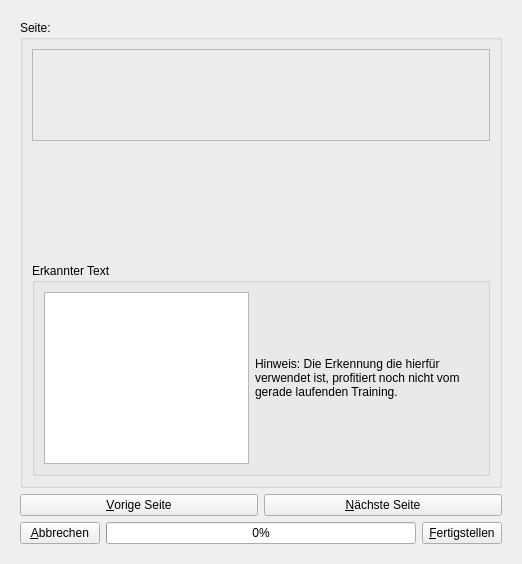
The window that ui/trainmain.ui (KDE/simon) describes before a commit, drawn with Qt 5.
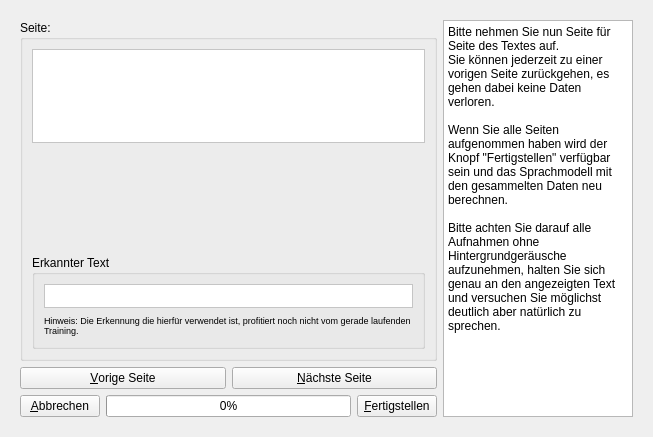
The same window after the commit. The open tabs and pages were chosen to show the change. Icons and pictures are not drawn.

Patch:
```diff
--- a/ui/trainmain.ui
+++ b/ui/trainmain.ui
@@ -5,8 +5,8 @@
    <rect>
     <x>0</x>
     <y>0</y>
-    <width>522</width>
-    <height>564</height>
+    <width>653</width>
+    <height>437</height>
    </rect>
   </property>
   <property name="windowTitle" >
@@ -15,6 +15,12 @@
   <layout class="QVBoxLayout" >
    <item>
     <widget class="QStackedWidget" name="swAction" >
+     <property name="frameShape" >
+      <enum>QFrame::NoFrame</enum>
+     </property>
+     <property name="lineWidth" >
+      <number>0</number>
+     </property>
      <property name="currentIndex" >
       <number>0</number>
      </property>
@@ -132,7 +138,24 @@
       </layout>
      </widget>
      <widget class="QWidget" name="page_3" >
+      <layout class="QHBoxLayout" >
+       <item>
       <layout class="QVBoxLayout" >
+         <property name="spacing" >
+          <number>6</number>
+         </property>
+         <property name="leftMargin" >
+          <number>0</number>
+         </property>
+         <property name="topMargin" >
+          <number>0</number>
+         </property>
+         <property name="rightMargin" >
+          <number>0</number>
+         </property>
+         <property name="bottomMargin" >
+          <number>0</number>
+         </property>
        <item>
         <widget class="QGroupBox" name="gbPage" >
          <property name="title" >
@@ -140,31 +163,56 @@
          </property>
          <layout class="QVBoxLayout" >
           <item>
-           <widget class="QFrame" name="frame" >
-            <property name="minimumSize" >
-             <size>
-              <width>16</width>
-              <height>92</height>
-             </size>
-            </property>
-            <property name="frameShape" >
-             <enum>QFrame::StyledPanel</enum>
-            </property>
-            <property name="frameShadow" >
-             <enum>QFrame::Raised</enum>
-            </property>
-            <layout class="QVBoxLayout" >
-             <item>
               <widget class="QLabel" name="lbPage" >
+              <property name="palette" >
+               <palette>
+                <active>
+                 <colorrole role="Window" >
+                  <brush brushstyle="SolidPattern" >
+                   <color alpha="255" >
+                    <red>255</red>
+                    <green>255</green>
+                    <blue>255</blue>
+                   </color>
+                  </brush>
+                 </colorrole>
+                </active>
+                <inactive>
+                 <colorrole role="Window" >
+                  <brush brushstyle="SolidPattern" >
+                   <color alpha="255" >
+                    <red>255</red>
+                    <green>255</green>
+                    <blue>255</blue>
+                   </color>
+                  </brush>
+                 </colorrole>
+                </inactive>
+                <disabled>
+                 <colorrole role="Window" >
+                  <brush brushstyle="SolidPattern" >
+                   <color alpha="255" >
+                    <red>255</red>
+                    <green>255</green>
+                    <blue>255</blue>
+                   </color>
+                  </brush>
+                 </colorrole>
+                </disabled>
+               </palette>
+              </property>
+              <property name="autoFillBackground" >
+               <bool>true</bool>
+              </property>
+              <property name="frameShape" >
+               <enum>QFrame::StyledPanel</enum>
+              </property>
                <property name="text" >
                 <string/>
                </property>
                <property name="wordWrap" >
                 <bool>true</bool>
                </property>
-              </widget>
-             </item>
-            </layout>
            </widget>
           </item>
           <item>
@@ -172,7 +220,7 @@
             <property name="minimumSize" >
              <size>
               <width>345</width>
-              <height>110</height>
+                <height>100</height>
              </size>
             </property>
             <layout class="QHBoxLayout" />
@@ -183,16 +231,93 @@
             <property name="title" >
              <string>Erkannter Text</string>
             </property>
-            <layout class="QHBoxLayout" >
+              <property name="flat" >
+               <bool>false</bool>
+              </property>
+              <property name="checkable" >
+               <bool>false</bool>
+              </property>
+              <property name="checked" >
+               <bool>false</bool>
+              </property>
+              <layout class="QVBoxLayout" >
              <item>
-              <widget class="QTextEdit" name="teRecognitionInfo" >
-               <property name="readOnly" >
-                <bool>false</bool>
+                <widget class="QLabel" name="label" >
+                 <property name="palette" >
+                  <palette>
+                   <active>
+                    <colorrole role="Window" >
+                     <brush brushstyle="SolidPattern" >
+                      <color alpha="255" >
+                       <red>255</red>
+                       <green>255</green>
+                       <blue>255</blue>
+                      </color>
+                     </brush>
+                    </colorrole>
+                   </active>
+                   <inactive>
+                    <colorrole role="Window" >
+                     <brush brushstyle="SolidPattern" >
+                      <color alpha="255" >
+                       <red>255</red>
+                       <green>255</green>
+                       <blue>255</blue>
+                      </color>
+                     </brush>
+                    </colorrole>
+                   </inactive>
+                   <disabled>
+                    <colorrole role="Window" >
+                     <brush brushstyle="SolidPattern" >
+                      <color alpha="255" >
+                       <red>255</red>
+                       <green>255</green>
+                       <blue>255</blue>
+                      </color>
+                     </brush>
+                    </colorrole>
+                   </disabled>
+                  </palette>
+                 </property>
+                 <property name="font" >
+                  <font>
+                   <italic>true</italic>
+                   <strikeout>false</strikeout>
+                   <stylestrategy>PreferAntialias</stylestrategy>
+                   <kerning>true</kerning>
+                  </font>
+                 </property>
+                 <property name="layoutDirection" >
+                  <enum>Qt::LeftToRight</enum>
+                 </property>
+                 <property name="autoFillBackground" >
+                  <bool>true</bool>
+                 </property>
+                 <property name="frameShape" >
+                  <enum>QFrame::StyledPanel</enum>
+                 </property>
+                 <property name="frameShadow" >
+                  <enum>QFrame::Sunken</enum>
+                 </property>
+                 <property name="text" >
+                  <string/>
+                 </property>
+                 <property name="alignment" >
+                  <set>Qt::AlignLeading|Qt::AlignLeft|Qt::AlignVCenter</set>
+                 </property>
+                 <property name="wordWrap" >
+                  <bool>true</bool>
                </property>
               </widget>
              </item>
              <item>
               <widget class="QLabel" name="lbRecognitionInfo" >
+                 <property name="font" >
+                  <font>
+                   <pointsize>7</pointsize>
+                  </font>
+                 </property>
                <property name="text" >
                 <string>Hinweis: Die Erkennung die hierfür verwendet ist, profitiert noch nicht vom gerade laufenden Training.</string>
                </property>
@@ -208,23 +333,6 @@
         </widget>
        </item>
        <item>
-        <layout class="QVBoxLayout" >
-         <property name="spacing" >
-          <number>6</number>
-         </property>
-         <property name="leftMargin" >
-          <number>0</number>
-         </property>
-         <property name="topMargin" >
-          <number>0</number>
-         </property>
-         <property name="rightMargin" >
-          <number>0</number>
-         </property>
-         <property name="bottomMargin" >
-          <number>0</number>
-         </property>
-         <item>
           <layout class="QHBoxLayout" >
            <property name="spacing" >
             <number>6</number>
@@ -344,6 +452,30 @@
          </item>
         </layout>
        </item>
+       <item>
+        <widget class="QTextEdit" name="textEdit" >
+         <property name="maximumSize" >
+          <size>
+           <width>190</width>
+           <height>16777215</height>
+          </size>
+         </property>
+         <property name="readOnly" >
+          <bool>true</bool>
+         </property>
+         <property name="html" >
+          <string>&lt;html>&lt;head>&lt;meta name="qrichtext" content="1" />&lt;style type="text/css">
+p, li { white-space: pre-wrap; }
+&lt;/style>&lt;/head>&lt;body style=" font-family:'Sans Serif'; font-size:9pt; font-weight:400; font-style:normal;">
+&lt;p style=" margin-top:0px; margin-bottom:0px; margin-left:0px; margin-right:0px; -qt-block-indent:0; text-indent:0px;">Bitte nehmen Sie nun Seite für Seite des Textes auf. &lt;/p>
+&lt;p style=" margin-top:0px; margin-bottom:0px; margin-left:0px; margin-right:0px; -qt-block-indent:0; text-indent:0px;">Sie können jederzeit zu einer vorigen Seite zurückgehen, es gehen dabei keine Daten verloren.&lt;/p>
+&lt;p style="-qt-paragraph-type:empty; margin-top:0px; margin-bottom:0px; margin-left:0px; margin-right:0px; -qt-block-indent:0; text-indent:0px;">&lt;/p>
+&lt;p style=" margin-top:0px; margin-bottom:0px; margin-left:0px; margin-right:0px; -qt-block-indent:0; text-indent:0px;">Wenn Sie alle Seiten aufgenommen haben wird der Knopf "Fertigstellen" verfügbar sein und das Sprachmodell mit den gesammelten Daten neu berechnen.&lt;/p>
+&lt;p style="-qt-paragraph-type:empty; margin-top:0px; margin-bottom:0px; margin-left:0px; margin-right:0px; -qt-block-indent:0; text-indent:0px;">&lt;/p>
+&lt;p style=" margin-top:0px; margin-bottom:0px; margin-left:0px; margin-right:0px; -qt-block-indent:0; text-indent:0px;">Bitte achten Sie darauf alle Aufnahmen ohne Hintergrundgeräusche aufzunehmen, halten Sie sich genau an den angezeigten Text und versuchen Sie möglichst deutlich aber natürlich zu sprechen.&lt;/p>&lt;/body>&lt;/html></string>
+         </property>
+        </widget>
+       </item>
       </layout>
      </widget>
      <widget class="QWidget" name="page_2" >
```
Left out of the diff: 54 changed lines with no effect on the pictures. Lines whose indentation alone changed are shown as unchanged.
